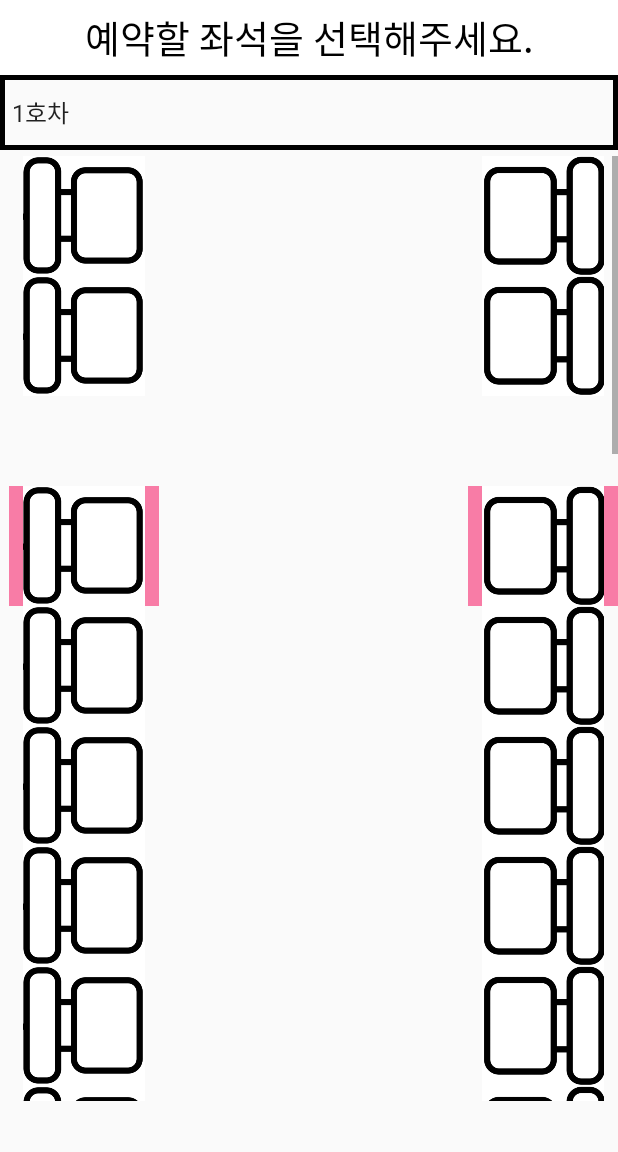
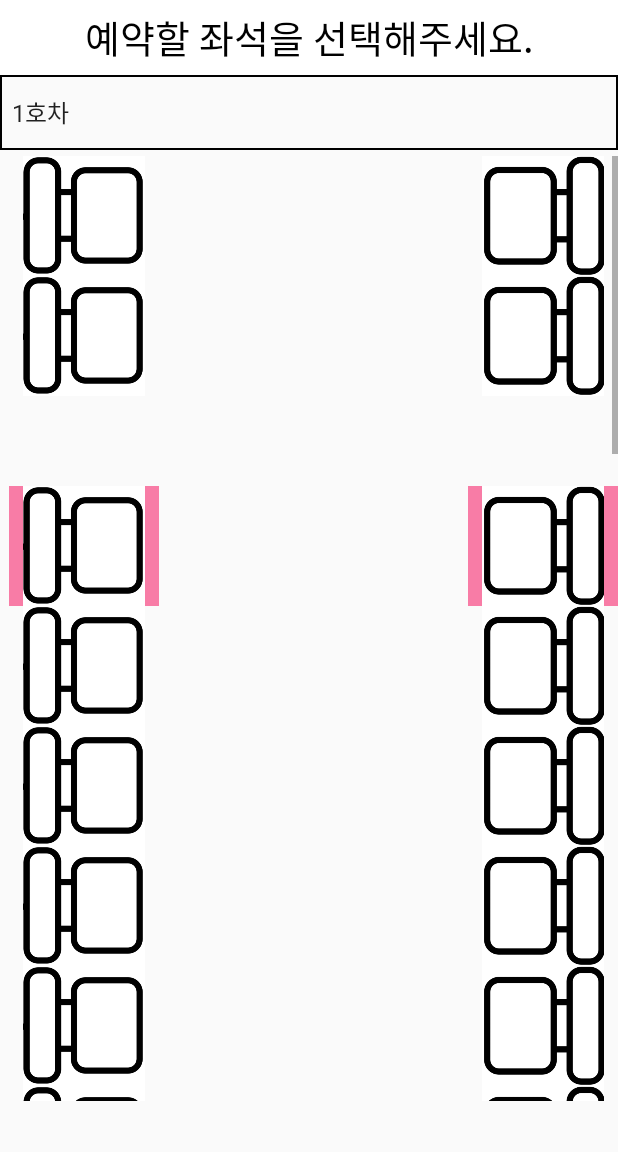
Before and after one commit to jaemin-Yoo/Subway-Reservation, an Android app: the choice_chair_num screen opened directly, with no data from a screen before it, on a phone screen of 412 x 824 dp, the part 84-1236 px from its top. Run offline under Robolectric (Android 15) with nearby library versions, the phone set to English and light mode, and no system bars; our stand-ins replace Volley; network calls fail.

Commit message:
No color, Seat Reserved

```diff
--- a/App/gongmojun/app/src/main/res/drawable/button.xml
+++ b/App/gongmojun/app/src/main/res/drawable/button.xml
@@ -6,7 +6,7 @@
     <solid android:color="#00FF0000"/>
 
     <stroke
-        android:width="3dp"
+        android:width="1dp"
         android:color="#000">
 
     </stroke>
```
Also changed, not shown: App/gongmojun/app/src/main/java/com/example/reservation_application/choice_chair_num.java (+11 -8 lines), 1 other file.
